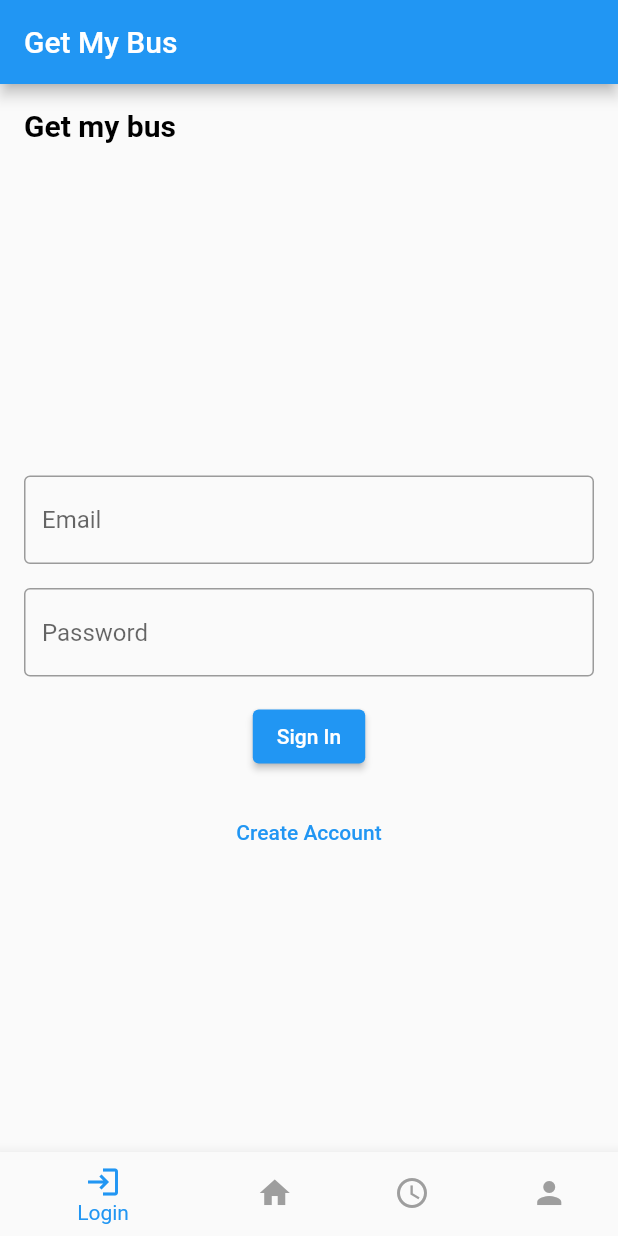
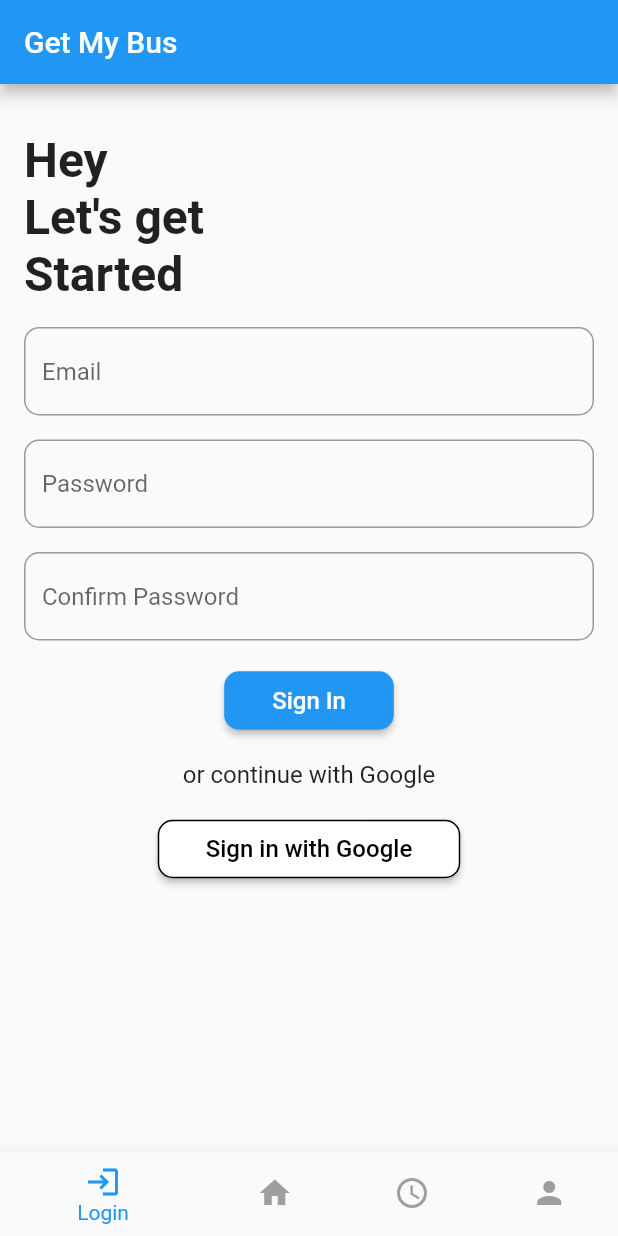
Before and after one commit to navaneethkulal8/Get_my_bus, a Flutter app: the screen it shows after launch, on a phone screen of 412 x 824 dp. Run offline on Flutter 3.47's test engine with Material 2 defaults, Android fonts, the phone set to English and light mode, and no system bars; our stand-ins replace google_maps_flutter.

Commit message:
create account page

```diff
--- a/lib/main.dart
+++ b/lib/main.dart
@@ -3,6 +3,7 @@ import 'package:getmybus/pages/busschedulepage.dart';
 import 'package:getmybus/pages/landingpage.dart';
 import 'package:getmybus/pages/loginpage.dart';
 import 'package:getmybus/pages/profilepage.dart';
+import 'package:getmybus/pages/create_account.dart';
 
 void main() {
   runApp(const MyApp());
@@ -31,7 +32,7 @@ class _MainPageState extends State<MainPage> {
   int _selectedIndex = 0;
 
   final List<Widget> _pages = [
-    LoginPage(),
+    CreateAccount(),
     LandingPage(),
     BusSchedulePage(),
     ProfilePage(),
--- /dev/null
+++ b/lib/pages/create_account.dart
@@ -0,0 +1,155 @@
+import 'package:flutter/material.dart';
+
+class CreateAccount extends StatefulWidget {
+  const CreateAccount({Key? key}) : super(key: key);
+
+  @override
+  _CreateAccountState createState() => _CreateAccountState();
+}
+
+class _CreateAccountState extends State<CreateAccount> {
+  final TextEditingController _emailController = TextEditingController();
+  final TextEditingController _passwordController = TextEditingController();
+  final TextEditingController _confirmPasswordController =
+      TextEditingController();
+
+  @override
+  Widget build(BuildContext context) {
+    return Scaffold(
+      resizeToAvoidBottomInset: false,
+      body: SafeArea(
+        child: SingleChildScrollView(
+          child: Container(
+            padding: const EdgeInsets.all(16.0),
+            child: Column(
+              mainAxisAlignment: MainAxisAlignment.center,
+              crossAxisAlignment: CrossAxisAlignment.start,
+              children: [
+                SizedBox(height: 16),
+                Text(
+                  "Hey",
+                  style: TextStyle(
+                    fontSize: 32,
+                    fontWeight: FontWeight.bold,
+                  ),
+                ),
+                Text(
+                  "Let's get",
+                  style: TextStyle(
+                    fontSize: 32,
+                    fontWeight: FontWeight.bold,
+                  ),
+                ),
+                Text(
+                  "Started",
+                  style: TextStyle(
+                    fontSize: 32,
+                    fontWeight: FontWeight.bold,
+                  ),
+                ),
+                SizedBox(height: 16),
+                TextField(
+                  controller: _emailController,
+                  decoration: InputDecoration(
+                    hintText: 'Email',
+                    border: OutlineInputBorder(
+                      borderRadius: BorderRadius.circular(10.0),
+                    ),
+                  ),
+                ),
+                SizedBox(height: 16),
+                TextField(
+                  controller: _passwordController,
+                  obscureText: true,
+                  decoration: InputDecoration(
+                    hintText: 'Password',
+                    border: OutlineInputBorder(
+                      borderRadius: BorderRadius.circular(10.0),
+                    ),
+                  ),
+                ),
+                SizedBox(height: 16),
+                TextField(
+                  controller: _confirmPasswordController,
+                  obscureText: true,
+                  decoration: InputDecoration(
+                    hintText: 'Confirm Password',
+                    border: OutlineInputBorder(
+                      borderRadius: BorderRadius.circular(10.0),
+                    ),
+                  ),
+                ),
+                SizedBox(height: 16),
+                Center(
+                  child: ElevatedButton(
+                    onPressed: () {
+                      // Perform sign-in functionality
+                    },
+                    style: ElevatedButton.styleFrom(
+                      primary: Colors.blue,
+                      shape: RoundedRectangleBorder(
+                        borderRadius: BorderRadius.circular(10.0),
+                      ),
+                    ),
+                    child: Padding(
+                      padding: const EdgeInsets.symmetric(
+                          horizontal: 16.0, vertical: 10.0),
+                      child: Text(
+                        'Sign In',
+                        style: TextStyle(fontSize: 16),
+                      ),
+                    ),
+                  ),
+                ),
+                SizedBox(height: 16),
+                Center(
+                  child: Column(
+                    children: [
+                      Text(
+                        'or continue with Google',
+                        style: TextStyle(fontSize: 16),
+                      ),
+                      SizedBox(height: 16),
+                      ElevatedButton(
+                        onPressed: () {
+                          // Perform Google sign-in functionality
+                        },
+                        style: ElevatedButton.styleFrom(
+                          primary: Colors.white,
+                          onPrimary: Colors.black,
+                          shape: RoundedRectangleBorder(
+                            borderRadius: BorderRadius.circular(10.0),
+                            side: BorderSide(color: Colors.black),
+                          ),
+                        ),
+                        child: Padding(
+                          padding: const EdgeInsets.symmetric(
+                              horizontal: 16.0, vertical: 10.0),
+                          child: Row(
+                            mainAxisSize: MainAxisSize.min,
+                            children: [
+                              // Image.asset(
+                              //   'assets/images/google_logo.png', // Replace with your Google logo
+                              //   height: 24,
+                              //   width: 24,
+                              // ),
+                              // SizedBox(width: 8),
+                              Text(
+                                'Sign in with Google',
+                                style: TextStyle(fontSize: 16),
+                              ),
+                            ],
+                          ),
+                        ),
+                      ),
+                    ],
+                  ),
+                ),
+              ],
+            ),
+          ),
+        ),
+      ),
+    );
+  }
+}
--- a/pubspec.yaml
+++ b/pubspec.yaml
@@ -61,6 +61,7 @@ flutter:
 
   # To add assets to your application, add an assets section, like this:
 assets:
+  - assets/images/google_logo.png
   - assets/images/
   #   - images/a_dot_ham.jpeg
 
```
Also changed, not shown: lib/assets/images/google_logo.png, 1 other file.
